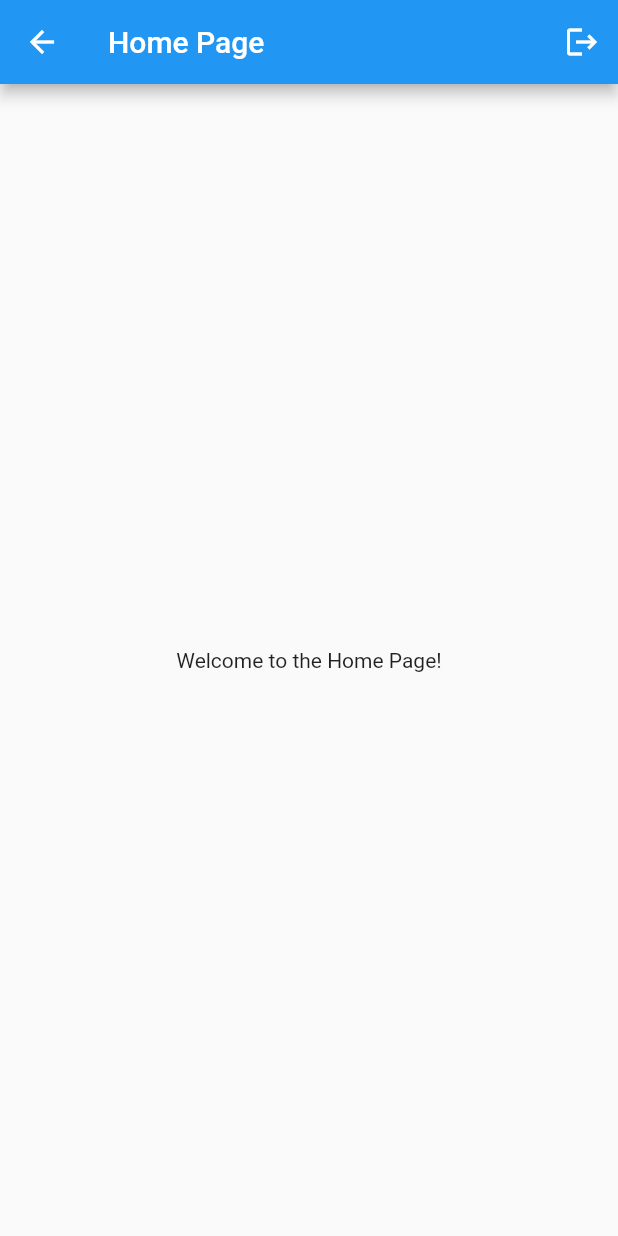
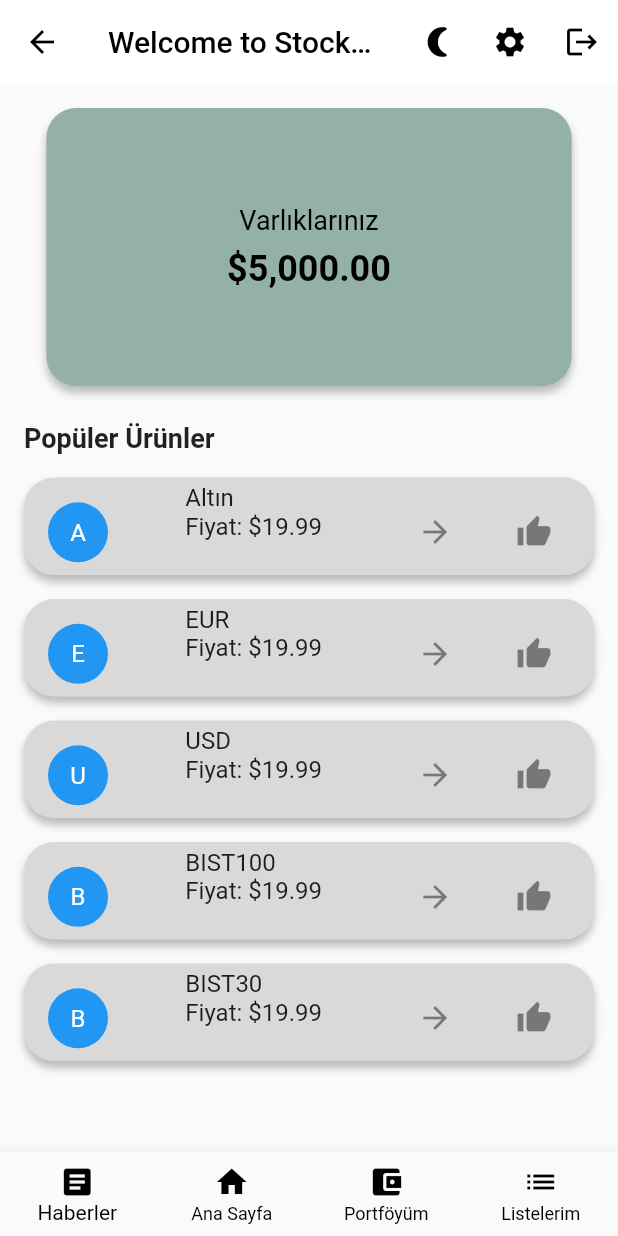
Before and after one commit to emirhaneryilmaz/stock-tracker, a Flutter app: the HomePage screen opened directly with empty values, on a phone screen of 412 x 824 dp. Run offline on Flutter 3.47's test engine with Material 2 defaults, Android fonts, the phone set to English and light mode, and no system bars; our stand-ins replace shared_preferences; accounts and stored records are empty.

Commit message:
home page , bottom menu added

```diff
--- /dev/null
+++ b/flutter/flutter_app/lib/BottomMenu.dart
@@ -0,0 +1,50 @@
+import 'package:flutter/material.dart';
+
+class BottomMenu extends StatelessWidget {
+  @override
+  Widget build(BuildContext context) {
+    return BottomNavigationBar(
+      type: BottomNavigationBarType.fixed,
+      items: [
+        BottomNavigationBarItem(
+          icon: Icon(Icons.article),
+          label: 'Haberler',
+        ),
+        BottomNavigationBarItem(
+          icon: Icon(Icons.home),
+          label: 'Ana Sayfa',
+        ),
+        BottomNavigationBarItem(
+          icon: Icon(Icons.account_balance_wallet),
+          label: 'Portföyüm',
+        ),
+        BottomNavigationBarItem(
+          icon: Icon(Icons.list),
+          label: 'Listelerim',
+        ),
+      ],
+      selectedItemColor: Colors.black,
+      unselectedItemColor: Colors.black,
+      onTap: (index) {
+        _handleBottomNav(context, index);
+      },
+    );
+  }
+
+  void _handleBottomNav(BuildContext context, int index) {
+    switch (index) {
+      case 0:
+        print('Haberler');
+        break;
+      case 1:
+        print('Ana Sayfa');
+        break;
+      case 2:
+        print('Portföyüm');
+        break;
+      case 3:
+        print('Listelerim');
+        break;
+    }
+  }
+}
--- a/flutter/flutter_app/lib/HomePage.dart
+++ b/flutter/flutter_app/lib/HomePage.dart
@@ -1,6 +1,7 @@
 import 'package:flutter/material.dart';
 import 'package:shared_preferences/shared_preferences.dart';
 import 'LoginPage.dart';
+import 'BottomMenu.dart';
 
 class HomePage extends StatelessWidget {
   final String token;
@@ -12,8 +13,28 @@ class HomePage extends StatelessWidget {
   Widget build(BuildContext context) {
     return Scaffold(
       appBar: AppBar(
-        title: Text('Home Page'),
+        elevation: 0,
+        title: Text(
+          'Welcome to Stock Tracker',
+          style: TextStyle(
+            color: Colors.black,
+          ),
+        ),
         actions: [
+          IconButton(
+              onPressed: () {
+                _handleDarkMode();
+              },
+              icon: Icon(Icons.nightlight_round),
+              color: Colors.black,
+            ),
+          IconButton(
+            onPressed: () {
+              _handleSettings();
+            },
+            icon: Icon(Icons.settings),
+            color: Colors.black,
+          ),
           IconButton(
             icon: Icon(Icons.logout),
             onPressed: () {
@@ -21,14 +42,156 @@ class HomePage extends StatelessWidget {
             },
           ),
         ],
+        backgroundColor: Colors.white,
+        iconTheme: IconThemeData(color: Colors.black),
       ),
-      body: Center(
-        child: Text('Welcome to the Home Page!'),
+      body: Column(
+        crossAxisAlignment: CrossAxisAlignment.start,
+        children: [
+          Align(
+            alignment: Alignment.center,
+            child: Container(
+              margin: EdgeInsets.all(16.0),
+              width: MediaQuery.of(context).size.width * 0.85,
+              height: MediaQuery.of(context).size.height * 0.225,
+              decoration: BoxDecoration(
+                color: Color(0xFF93B1A6),
+                borderRadius: BorderRadius.circular(20.0),
+                boxShadow: [
+                  BoxShadow(
+                    color: Colors.black.withOpacity(0.25),
+                    offset: Offset(0, 4),
+                    blurRadius: 4,
+                    spreadRadius: 0,
+                  ),
+                ],
+              ),
+              child: Padding(
+                padding: EdgeInsets.all(16.0),
+                child: Column(
+                  mainAxisAlignment: MainAxisAlignment.center,
+                  children: [
+                    Text(
+                      'Varlıklarınız',
+                      style: TextStyle(
+                        color: Colors.black,
+                        fontSize: 18.0,
+                      ),
+                    ),
+                    SizedBox(height: 8.0),
+                    Text(
+                      '\$5,000.00',
+                      style: TextStyle(
+                        color: Colors.black,
+                        fontSize: 24.0,
+                        fontWeight: FontWeight.bold,
+                      ),
+                    ),
+                  ],
+                ),
+              ),
+            ),
+          ),
+          Padding(
+            padding: const EdgeInsets.only(left: 16.0, top: 8.0, bottom: 8.0),
+            child: Text(
+              'Popüler Ürünler',
+              style: TextStyle(
+                fontSize: 18.0,
+                fontWeight: FontWeight.bold,
+              ),
+            ),
+          ),
+          Expanded(
+            child: ListView.builder(
+              itemCount: 5,
+              itemBuilder: (context, index) {
+                List<String> assetNames = ['Altın', 'EUR', 'USD', 'BIST100', 'BIST30'];
+
+                return Container(
+                  margin: EdgeInsets.symmetric(horizontal: 16.0, vertical: 8.0),
+                  height: 65.0,
+                  decoration: BoxDecoration(
+                    color: Color(0xFFD9D9D9),
+                    borderRadius: BorderRadius.circular(20.0),
+                    boxShadow: [
+                      BoxShadow(
+                        color: Colors.black.withOpacity(0.25),
+                        offset: Offset(0, 4),
+                        blurRadius: 4,
+                        spreadRadius: 0,
+                      ),
+                    ],
+                  ),
+                  child: ListTile(
+                    title: InkWell(
+                      onTap: () {
+                        _handleAssetTap(assetNames[index]);
+                      },
+                      child: Row(
+                        mainAxisAlignment: MainAxisAlignment.spaceBetween,
+                        children: [
+                          CircleAvatar(
+                            backgroundColor: Colors.blue,
+                            child: Text(
+                              assetNames[index][0],
+                              style: TextStyle(
+                                color: Colors.white,
+                              ),
+                            ),
+                          ),
+                          SizedBox(width: 16.0),
+                          Column(
+                            crossAxisAlignment: CrossAxisAlignment.start,
+                            children: [
+                              Text(assetNames[index]),
+                              Text('Fiyat: \$19.99'),
+                            ],
+                          ),
+                          SizedBox(width: 16.0),
+                          IconButton(
+                            onPressed: () {
+                              print('Artma/Azalma');
+                            },
+                            icon: Icon(Icons.arrow_forward),
+                          ),
+                          IconButton(
+                            onPressed: () {
+                              _handleLikeButton();
+                            },
+                            icon: Icon(Icons.thumb_up),
+                          ),
+                        ],
+                      ),
+                    ),
+                  ),
+                );
+              },
+            ),
+          ),
+        ],
       ),
+      bottomNavigationBar: BottomMenu(),
     );
   }
 
-  void _handleLogout(BuildContext context) async{
+  void _handleSettings() {
+    print('Settings');
+  }
+
+  void _handleDarkMode() {
+    print('Dark Mode');
+  }
+
+  void _handleAssetTap(String assetName) {
+    print('$assetName tıklandı');
+  }
+
+  void _handleLikeButton() {
+    print('Beğen');
+  }
+
+  void _handleLogout(BuildContext context) async {
     // Logout işlevi
 
     // Local storage'dan token'ı kaldır
```
